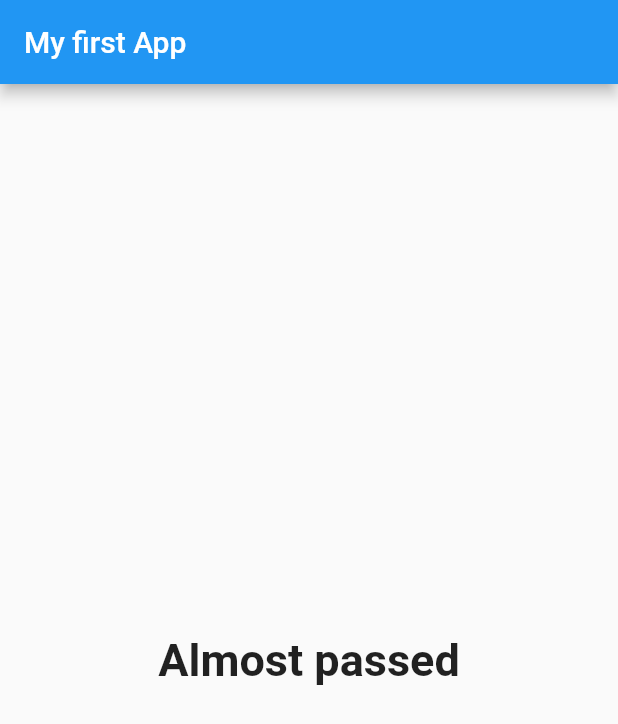
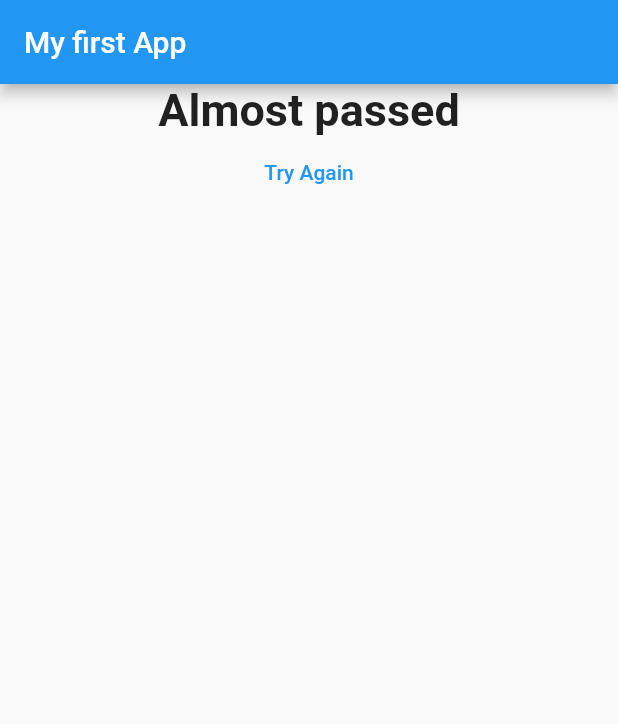
Before and after one commit to aikssen/my_app, a Flutter app: the screen it shows after launch, after a tap on "Dog", after a tap on "Blue", after a tap on "Thor", on a phone screen of 412 x 824 dp. Shown: the top 724 px of the screen. Run offline on Flutter 3.47's test engine with Material 2 defaults, Android fonts, the phone set to English and light mode, and no system bars.

Commit message:
add restart button

```diff
--- a/lib/main.dart
+++ b/lib/main.dart
@@ -47,6 +47,13 @@ class _MyAppState extends State<MyApp> {
     },
   ];
 
+  void _resetQuiz() {
+    setState(() {
+      _questionIndex = 0;
+      _totalScore = 0;
+    });
+  }
+
   void _answerQuestion(int score) {
     _totalScore += score;
     setState(() {
@@ -65,10 +72,10 @@ class _MyAppState extends State<MyApp> {
         body: _questionIndex < _questions.length
             ? Quiz(
                 questions: _questions,
+                index: _questionIndex,
                 callback: _answerQuestion,
-                index: _questionIndex,
               )
-            : Result(_totalScore),
+            : Result(_totalScore, _resetQuiz),
       ),
     );
   }
--- a/lib/result.dart
+++ b/lib/result.dart
@@ -2,8 +2,9 @@ import 'package:flutter/material.dart';
 
 class Result extends StatelessWidget {
   final int score;
+  final Function callback;
 
-  Result(this.score);
+  Result(this.score, this.callback);
 
   String get resultPhrase {
     String copy;
@@ -21,9 +22,17 @@ class Result extends StatelessWidget {
   Widget build(BuildContext context) {
     print(score);
     return Center(
-      child: Text(
-        resultPhrase,
-        style: TextStyle(fontSize: 30, fontWeight: FontWeight.bold),
+      child: Column(
+        children: [
+          Text(
+            resultPhrase,
+            style: TextStyle(fontSize: 30, fontWeight: FontWeight.bold),
+          ),
+          TextButton(
+            onPressed: callback,
+            child: Text('Try Again'),
+          )
+        ],
       ),
     );
   }
```
